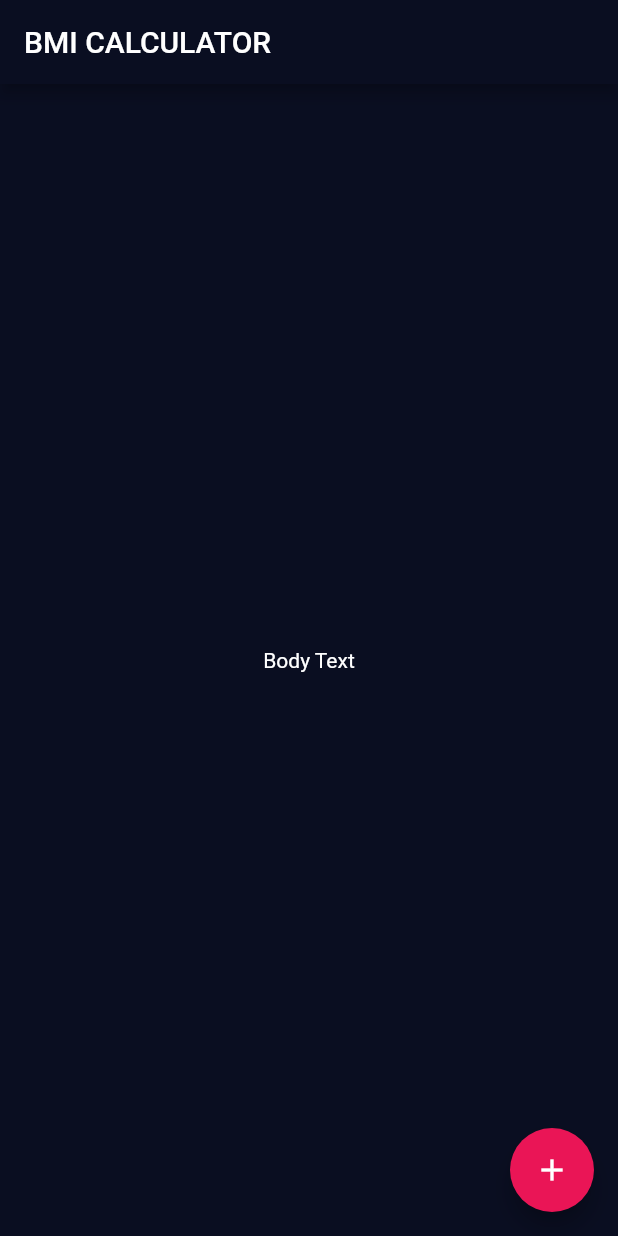
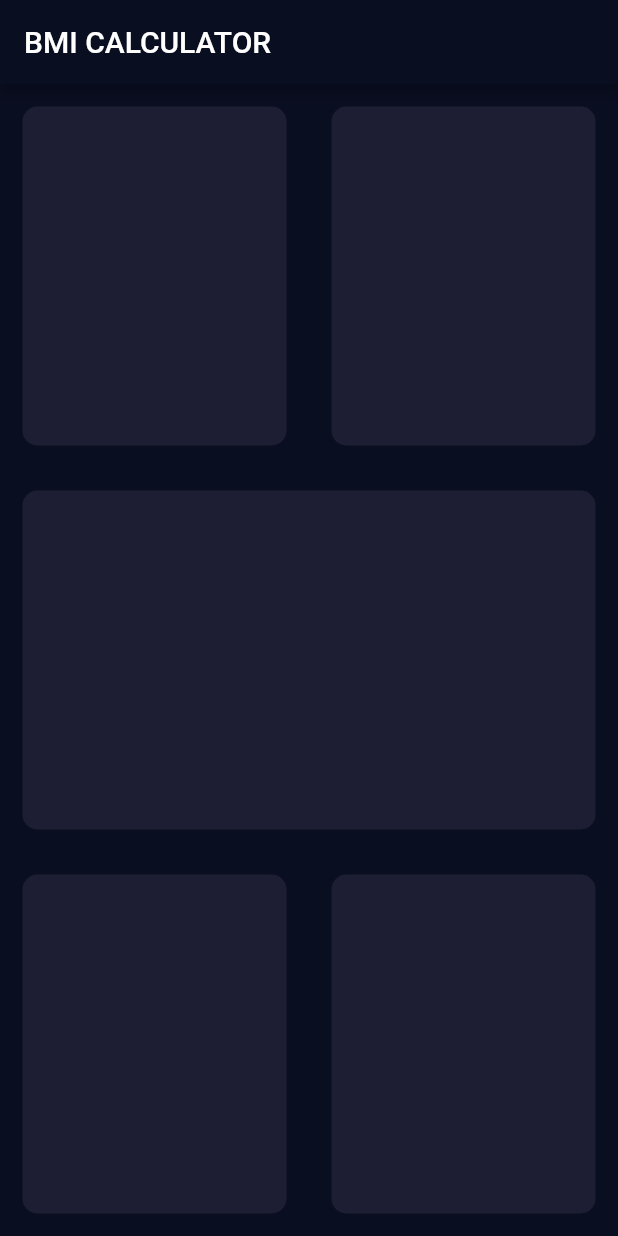
Before and after one commit to iamsaqibs/BMI_Calculator, a Flutter app: the screen it shows after launch, on a phone screen of 412 x 824 dp. Run offline on Flutter 3.47's test engine with Material 2 defaults, Android fonts, the phone set to English and light mode, and no system bars.

Commit message:
Added Card widget and refactored the code.

```diff
--- /dev/null
+++ b/lib/input_page.dart
@@ -0,0 +1,42 @@
+import 'package:flutter/material.dart';
+import 'reusableCard.dart';
+
+class InputPage extends StatefulWidget {
+  @override
+  _InputPageState createState() => _InputPageState();
+}
+
+class _InputPageState extends State<InputPage> {
+  @override
+  Widget build(BuildContext context) {
+    return Scaffold(
+      backgroundColor: Color(0xFF0A0E21),
+      appBar: AppBar(
+        title: Text('BMI CALCULATOR'),
+      ),
+      body: Column(
+        children: <Widget>[
+          Expanded(
+            child: Row(
+              children: <Widget>[
+                Expanded(
+                  child: ReusableCard(color: Color(0xFF1D1E33)),
+                ),
+                Expanded(child: ReusableCard(color: Color(0xFF1D1E33))),
+              ],
+            ),
+          ),
+          Expanded(child: ReusableCard(color: Color(0xFF1D1E33))),
+          Expanded(
+            child: Row(
+              children: <Widget>[
+                Expanded(child: ReusableCard(color: Color(0xFF1D1E33))),
+                Expanded(child: ReusableCard(color: Color(0xFF1D1E33))),
+              ],
+            ),
+          ),
+        ],
+      ),
+    );
+  }
+}
--- a/lib/main.dart
+++ b/lib/main.dart
@@ -1,4 +1,5 @@
 import 'package:flutter/material.dart';
+import 'input_page.dart';
 
 void main() => runApp(BMICalculator());
 
@@ -17,29 +18,3 @@ class BMICalculator extends StatelessWidget {
     );
   }
 }
-
-class InputPage extends StatefulWidget {
-  @override
-  _InputPageState createState() => _InputPageState();
-}
-
-class _InputPageState extends State<InputPage> {
-  @override
-  Widget build(BuildContext context) {
-    return Scaffold(
-      backgroundColor: Color(0xFF0A0E21),
-      appBar: AppBar(
-        title: Text('BMI CALCULATOR'),
-      ),
-      body: Center(
-        child: Text(
-          'Body Text',
-        ),
-      ),
-      floatingActionButton: FloatingActionButton(
-        child: Icon(Icons.add),
-        onPressed: () {},
-      ),
-    );
-  }
-}
--- /dev/null
+++ b/lib/reusableCard.dart
@@ -0,0 +1,18 @@
+import 'package:flutter/material.dart';
+
+class ReusableCard extends StatelessWidget {
+  final Color color;
+  ReusableCard(
+    {@required this.color}
+  );
+  @override
+  Widget build(BuildContext context) {
+    return Container(
+      margin: EdgeInsets.all(15.0),
+      decoration: BoxDecoration(
+          color: color,
+          borderRadius: BorderRadius.circular(10.0)
+        ),
+    );
+  }
+}
```
